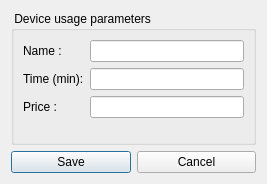
The window that client/dlgpaneluseedit.ui (tbikfalvi/Belenus) describes before a commit, drawn with Qt 5.
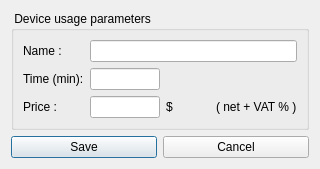
The same window after the commit.

Patch:
```diff
--- a/client/dlgpaneluseedit.ui
+++ b/client/dlgpaneluseedit.ui
@@ -6,8 +6,8 @@
    <rect>
     <x>0</x>
     <y>0</y>
-    <width>267</width>
-    <height>184</height>
+    <width>320</width>
+    <height>158</height>
    </rect>
   </property>
   <property name="windowTitle">
@@ -38,7 +38,37 @@
        </widget>
       </item>
       <item row="1" column="1">
-       <widget class="QLineEdit" name="ledUseTime"/>
+       <layout class="QHBoxLayout" name="horizontalLayout_3">
+        <item>
+         <widget class="QLineEdit" name="ledUseTime">
+          <property name="sizePolicy">
+           <sizepolicy hsizetype="Fixed" vsizetype="Fixed">
+            <horstretch>0</horstretch>
+            <verstretch>0</verstretch>
+           </sizepolicy>
+          </property>
+          <property name="maximumSize">
+           <size>
+            <width>70</width>
+            <height>16777215</height>
+           </size>
+          </property>
+         </widget>
+        </item>
+        <item>
+         <spacer name="horizontalSpacer">
+          <property name="orientation">
+           <enum>Qt::Horizontal</enum>
+          </property>
+          <property name="sizeHint" stdset="0">
+           <size>
+            <width>40</width>
+            <height>20</height>
+           </size>
+          </property>
+         </spacer>
+        </item>
+       </layout>
       </item>
       <item row="2" column="0">
        <widget class="QLabel" name="lblUsePrice">
@@ -48,7 +78,51 @@
        </widget>
       </item>
       <item row="2" column="1">
-       <widget class="QLineEdit" name="ledUsePrice"/>
+       <layout class="QHBoxLayout" name="horizontalLayout_2">
+        <item>
+         <widget class="QLineEdit" name="ledUsePrice">
+          <property name="sizePolicy">
+           <sizepolicy hsizetype="Fixed" vsizetype="Fixed">
+            <horstretch>0</horstretch>
+            <verstretch>0</verstretch>
+           </sizepolicy>
+          </property>
+          <property name="maximumSize">
+           <size>
+            <width>70</width>
+            <height>16777215</height>
+           </size>
+          </property>
+         </widget>
+        </item>
+        <item>
+         <widget class="QLabel" name="lblCurrency">
+          <property name="text">
+           <string>$</string>
+          </property>
+         </widget>
+        </item>
+        <item>
+         <spacer name="horizontalSpacer_2">
+          <property name="orientation">
+           <enum>Qt::Horizontal</enum>
+          </property>
+          <property name="sizeHint" stdset="0">
+           <size>
+            <width>150</width>
+            <height>20</height>
+           </size>
+          </property>
+         </spacer>
+        </item>
+        <item>
+         <widget class="QLabel" name="lblPriceFull">
+          <property name="text">
+           <string>( net + VAT % )</string>
+          </property>
+         </widget>
+        </item>
+       </layout>
       </item>
      </layout>
     </widget>
```
